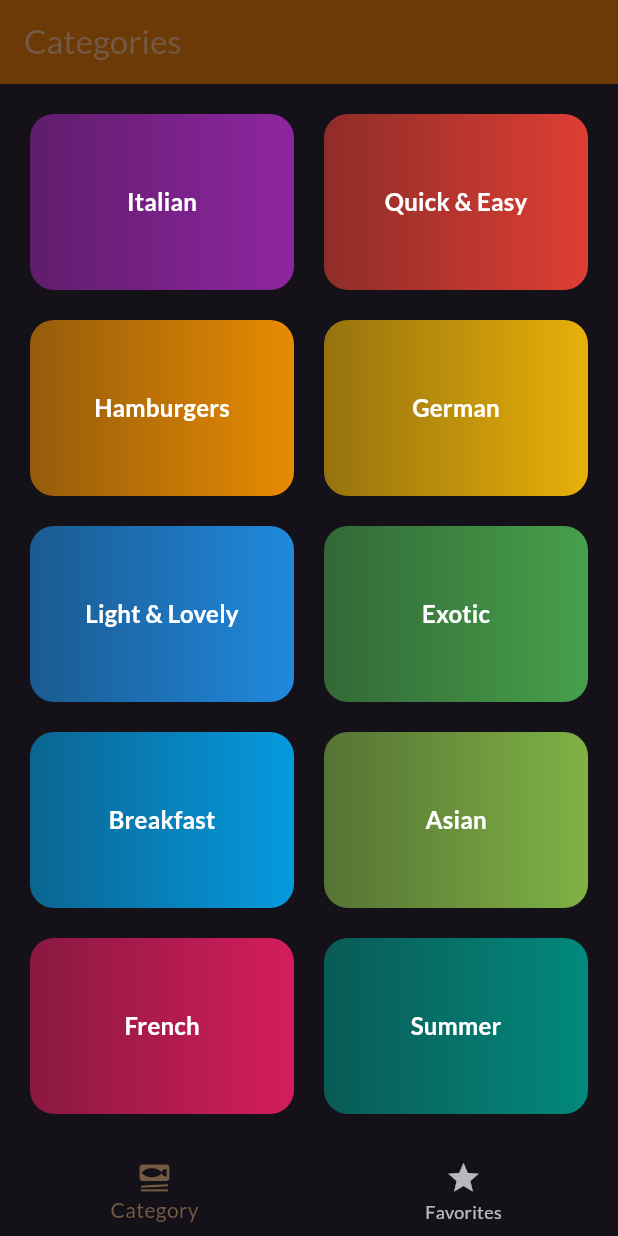
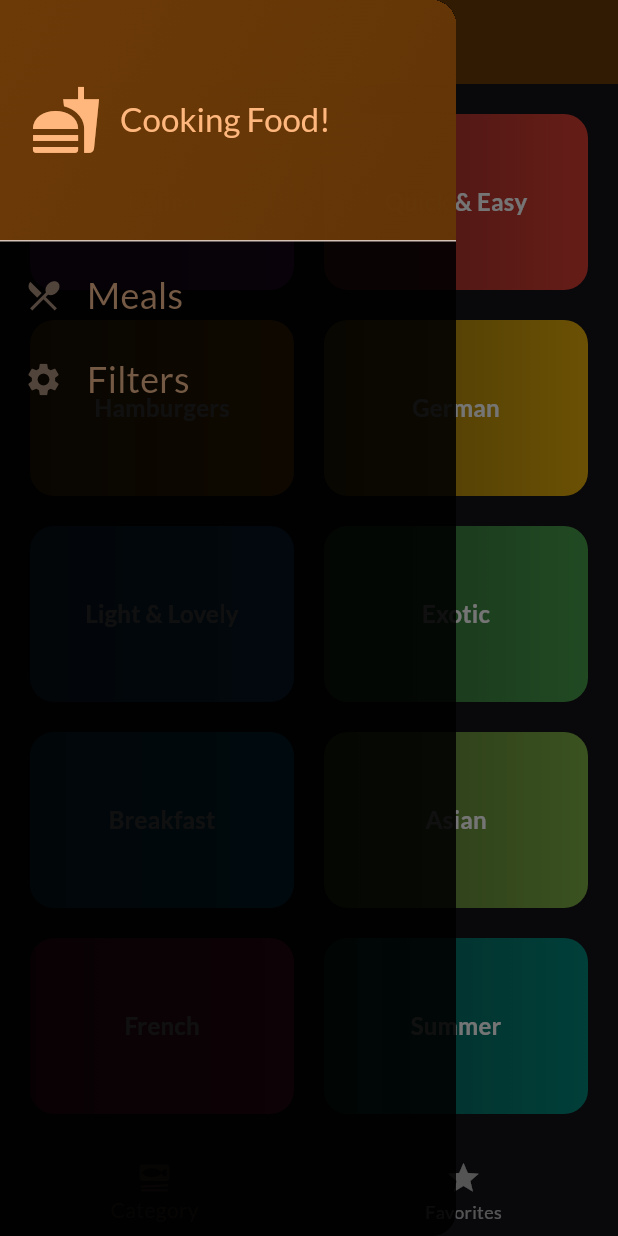
Before and after one commit to sayan-k-d/meals_app, a Flutter app: the screen it shows after launch, with the side drawer open (before the commit the screen has no drawer), on a phone screen of 412 x 824 dp. Run offline on Flutter 3.47's test engine with Material 3 defaults, Android fonts, the phone set to English and light mode, and no system bars; our stand-ins replace flutter_riverpod, google_fonts, transparent_image.

Commit message:
complete meals app

```diff
--- /dev/null
+++ b/lib/providers/favorites_provider.dart
@@ -0,0 +1,24 @@
+import 'package:flutter_riverpod/flutter_riverpod.dart';
+import 'package:meals_app/models/meal.dart';
+
+class FavoriteMealsNotifier extends StateNotifier<List<Meal>> {
+  FavoriteMealsNotifier() : super([]);
+
+  bool toggleFavoriteMealsStatus(Meal meal) {
+    bool isMealExist = state.contains(meal);
+    if (isMealExist) {
+      state = state.where((m) => m.id != meal.id).toList();
+      return false;
+    } else {
+      state = [...state, meal];
+      return true;
+    }
+  }
+}
+
+final favoriteMealsProvider =
+    StateNotifierProvider<FavoriteMealsNotifier, List<Meal>>(
+  (ref) {
+    return FavoriteMealsNotifier();
+  },
+);
--- /dev/null
+++ b/lib/providers/filters_provider.dart
@@ -0,0 +1,34 @@
+import 'package:flutter_riverpod/flutter_riverpod.dart';
+
+enum Filters {
+  glutenFree,
+  lactoseFree,
+  vegetarian,
+  vegan,
+}
+
+class FiltersNotifier extends StateNotifier<Map<Filters, bool>> {
+  FiltersNotifier()
+      : super({
+          Filters.glutenFree: false,
+          Filters.lactoseFree: false,
+          Filters.vegetarian: false,
+          Filters.vegan: false,
+        });
+
+  void setFilters(Map<Filters, bool> filters) {
+    state = filters;
+  }
+
+  void setFilter(Filters filter, bool isActive) {
+    state = {
+      ...state,
+      filter: isActive,
+    };
+  }
+}
+
+final filtersProvider =
+    StateNotifierProvider<FiltersNotifier, Map<Filters, bool>>(
+  (ref) => FiltersNotifier(),
+);
--- /dev/null
+++ b/lib/providers/meals_provider.dart
@@ -0,0 +1,8 @@
+import 'package:flutter_riverpod/flutter_riverpod.dart';
+import 'package:meals_app/data/category_data.dart';
+
+final mealsProvider = Provider(
+  (ref) {
+    return dummyMeals;
+  },
+);
--- a/lib/screens/categories.dart
+++ b/lib/screens/categories.dart
@@ -5,19 +5,25 @@ import 'package:meals_app/screens/meals.dart';
 import 'package:meals_app/widgets/category_items.dart';
 
 class CategoriesScreen extends StatelessWidget {
-  const CategoriesScreen({super.key, required this.onSetFavoriteMeal});
-  final void Function(Meal meal) onSetFavoriteMeal;
+  const CategoriesScreen({
+    super.key,
+    // required this.onSetFavoriteMeal,
+    required this.availableFilteredMeals,
+  });
+  // final void Function(Meal meal) onSetFavoriteMeal;
+  final List<Meal> availableFilteredMeals;
 
   void _selectedCategory(BuildContext context, String id, String title) {
-    final filteredCategory =
-        dummyMeals.where((meal) => meal.categories.contains(id)).toList();
+    final filteredCategory = availableFilteredMeals
+        .where((meal) => meal.categories.contains(id))
+        .toList();
     Navigator.push(
       context,
       MaterialPageRoute(
         builder: (ctx) => MealsScreen(
           title: title,
           meals: filteredCategory,
-          onSetFavoriteMeal: onSetFavoriteMeal,
+          // onSetFavoriteMeal: onSetFavoriteMeal,
         ),
       ),
     );
--- /dev/null
+++ b/lib/screens/filters.dart
@@ -0,0 +1,115 @@
+import 'package:flutter/material.dart';
+import 'package:flutter_riverpod/flutter_riverpod.dart';
+import 'package:meals_app/providers/filters_provider.dart';
+import 'package:meals_app/widgets/filter_items.dart';
+
+// enum Filters {
+//   glutenFree,
+//   lactoseFree,
+//   vegetarian,
+//   vegan,
+// }
+
+class FiltersScreen extends ConsumerStatefulWidget {
+  const FiltersScreen({super.key});
+  @override
+  ConsumerState<FiltersScreen> createState() => _FiltersScreenState();
+}
+
+class _FiltersScreenState extends ConsumerState<FiltersScreen> {
+  bool _glutenFilter = false;
+  bool _lactoseFilter = false;
+  bool _vegetarianFilter = false;
+  bool _veganFilter = false;
+
+  @override
+  void initState() {
+    super.initState();
+    final activeFilters = ref.read(filtersProvider);
+    _glutenFilter = activeFilters[Filters.glutenFree]!;
+    _lactoseFilter = activeFilters[Filters.lactoseFree]!;
+    _vegetarianFilter = activeFilters[Filters.vegetarian]!;
+    _veganFilter = activeFilters[Filters.vegan]!;
+  }
+
+  void _onFilterChecked(bool value, String filterIdentifier) {
+    if (filterIdentifier == 'glutenFree') {
+      setState(() {
+        _glutenFilter = value;
+      });
+    } else if (filterIdentifier == 'lactoseFree') {
+      setState(() {
+        _lactoseFilter = value;
+      });
+    } else if (filterIdentifier == 'vegetarian') {
+      setState(() {
+        _vegetarianFilter = value;
+      });
+    } else {
+      setState(() {
+        _veganFilter = value;
+      });
+    }
+  }
+
+  @override
+  Widget build(BuildContext context) {
+    return Scaffold(
+      appBar: AppBar(
+        title: Text("Filters"),
+        backgroundColor: Theme.of(context).colorScheme.onPrimaryContainer,
+        foregroundColor: Theme.of(context).colorScheme.secondary,
+      ),
+      body: PopScope(
+        canPop: true,
+        onPopInvokedWithResult: (bool didPop, dynamic result) {
+          if (didPop) return;
+          ref.read(filtersProvider.notifier).setFilters({
+            Filters.glutenFree: _glutenFilter,
+            Filters.lactoseFree: _lactoseFilter,
+            Filters.vegetarian: _vegetarianFilter,
+            Filters.vegan: _veganFilter,
+          });
+          // Navigator.of(context).pop({
+          //   Filters.glutenFree: _glutenFilter,
+          //   Filters.lactoseFree: _lactoseFilter,
+          //   Filters.vegetarian: _vegetarianFilter,
+          //   Filters.vegan: _veganFilter,
+          // });
+        },
+        child: Column(
+          children: [
+            FilterItems(
+              // onCheckedFilter: _onFilterChecked,
+              title: 'Gluten-free',
+              subTitle: "Only include gluten-free meals.",
+              filterIdentifier: Filters.glutenFree,
+              isFilterChecked: _glutenFilter,
+            ),
+            FilterItems(
+              // onCheckedFilter: _onFilterChecked,
+              title: 'Lactose-free',
+              subTitle: "Only include lactose-free meals.",
+              filterIdentifier: Filters.lactoseFree,
+              isFilterChecked: _lactoseFilter,
+            ),
+            FilterItems(
+              // onCheckedFilter: _onFilterChecked,
+              title: 'Vegetarian',
+              subTitle: "Only include vegetarian meals.",
+              filterIdentifier: Filters.vegetarian,
+              isFilterChecked: _vegetarianFilter,
+            ),
+            FilterItems(
+              // onCheckedFilter: _onFilterChecked,
+              title: 'Vegan',
+              subTitle: "Only include vegan meals.",
+              filterIdentifier: Filters.vegan,
+              isFilterChecked: _veganFilter,
+            ),
+          ],
+        ),
+      ),
+    );
+  }
+}
--- a/lib/screens/tabs.dart
+++ b/lib/screens/tabs.dart
@@ -1,47 +1,109 @@
 import 'package:flutter/material.dart';
-import 'package:meals_app/models/meal.dart';
+import 'package:meals_app/providers/meals_provider.dart';
+import 'package:meals_app/providers/favorites_provider.dart';
 import 'package:meals_app/screens/categories.dart';
+import 'package:meals_app/screens/filters.dart';
 import 'package:meals_app/screens/meals.dart';
+import 'package:meals_app/widgets/main_drawer.dart';
+import 'package:flutter_riverpod/flutter_riverpod.dart';
+import 'package:meals_app/providers/filters_provider.dart';
 
-class TabsScreen extends StatefulWidget {
+const kDefaultFilters = {
+  Filters.glutenFree: false,
+  Filters.lactoseFree: false,
+  Filters.vegetarian: false,
+  Filters.vegan: false,
+};
+
+class TabsScreen extends ConsumerStatefulWidget {
   const TabsScreen({super.key});
   @override
-  State<TabsScreen> createState() {
+  ConsumerState<TabsScreen> createState() {
     return _TabsScreenState();
   }
 }
 
-class _TabsScreenState extends State<TabsScreen> {
+class _TabsScreenState extends ConsumerState<TabsScreen> {
   int _selectedTab = 0;
-  final List<Meal> _favoriteMeals = [];
+  // final List<Meal> _favoriteMeals = [];
+  // Map<Filters, bool> _filters = kDefaultFilters;
+
   void _onTabChanged(int index) {
     setState(() {
       _selectedTab = index;
     });
   }
 
-  void setFavoriteMeal(Meal meal) {
-    if (_favoriteMeals.contains(meal)) {
-      setState(() {
-        _favoriteMeals.remove(meal);
-      });
-    } else {
-      setState(() {
-        _favoriteMeals.add(meal);
-      });
+  // void _displaySnackBar(String msg) {
+  //   ScaffoldMessenger.of(context).clearSnackBars();
+  //   ScaffoldMessenger.of(context).showSnackBar(
+  //     SnackBar(
+  //       content: Text(msg),
+  //     ),
+  //   );
+  // }
+
+  // void setFavoriteMeal(Meal meal) {
+  //   if (_favoriteMeals.contains(meal)) {
+  //     setState(() {
+  //       _favoriteMeals.remove(meal);
+  //       _displaySnackBar("Meal Is No Longer Favorite!");
+  //     });
+  //   } else {
+  //     setState(() {
+  //       _favoriteMeals.add(meal);
+  //       _displaySnackBar("Meal Is Marked as Favorite!");
+  //     });
+  //   }
+  // }
+
+  void _onSelectScreen(String identifier) async {
+    Navigator.pop(context);
+    if (identifier == 'filters') {
+      await Navigator.push<Map<Filters, bool>>(
+        context,
+        MaterialPageRoute(
+          builder: (ctx) => FiltersScreen(
+              // filters: _filters,
+              ),
+        ),
+      );
+      // setState(() {
+      //   _filters = filtersMap ?? kDefaultFilters;
+      // });
     }
   }
 
   @override
   Widget build(BuildContext context) {
+    final meals = ref.watch(mealsProvider);
+    final favoriteMeals = ref.watch(favoriteMealsProvider);
+    final filters = ref.watch(filtersProvider);
+    final availableFIlteredMeals = meals.where((meal) {
+      if (filters[Filters.glutenFree]! && !meal.isGlutenFree) {
+        return false;
+      }
+      if (filters[Filters.lactoseFree]! && !meal.isLactoseFree) {
+        return false;
+      }
+      if (filters[Filters.vegetarian]! && !meal.isVegetarian) {
+        return false;
+      }
+      if (filters[Filters.vegan]! && !meal.isVegan) {
+        return false;
+      }
+      return true;
+    }).toList();
+
     Widget content = CategoriesScreen(
-      onSetFavoriteMeal: setFavoriteMeal,
+      // onSetFavoriteMeal: setFavoriteMeal,
+      availableFilteredMeals: availableFIlteredMeals,
     );
     String title = "Categories";
     if (_selectedTab == 1) {
       content = MealsScreen(
-        meals: _favoriteMeals,
-        onSetFavoriteMeal: setFavoriteMeal,
+        meals: favoriteMeals,
+        // onSetFavoriteMeal: setFavoriteMeal,
       );
       title = "Favorites";
     }
@@ -50,6 +112,9 @@ class _TabsScreenState extends State<TabsScreen> {
         title: Text(title),
         backgroundColor: Theme.of(context).colorScheme.onPrimaryContainer,
         foregroundColor: Theme.of(context).colorScheme.secondary,
+      ),
+      drawer: MainDrawer(
+        onTapMenu: _onSelectScreen,
       ),
       body: content,
       bottomNavigationBar: BottomNavigationBar(
--- /dev/null
+++ b/lib/widgets/main_drawer.dart
@@ -0,0 +1,83 @@
+import 'package:flutter/material.dart';
+
+class MainDrawer extends StatelessWidget {
+  const MainDrawer({super.key, required this.onTapMenu});
+
+  final void Function(String identifier) onTapMenu;
+  @override
+  Widget build(BuildContext context) {
+    return Drawer(
+      backgroundColor: Colors.black87,
+      child: Column(
+        children: [
+          DrawerHeader(
+            padding: const EdgeInsets.all(20),
+            decoration: BoxDecoration(
+              gradient: LinearGradient(
+                colors: [
+                  Theme.of(context).colorScheme.onPrimaryContainer,
+                  Theme.of(context)
+                      .colorScheme
+                      .onPrimaryContainer
+                      .withValues(alpha: 0.9),
+                ],
+                begin: Alignment.topLeft,
+                end: Alignment.bottomRight,
+              ),
+            ),
+            child: Row(
+              children: [
+                Icon(
+                  Icons.fastfood,
+                  size: 48,
+                  color: Theme.of(context).colorScheme.inversePrimary,
+                ),
+                SizedBox(
+                  width: 12,
+                ),
+                Text(
+                  "Cooking Food!",
+                  style: Theme.of(context).textTheme.titleLarge!.copyWith(
+                        color: Theme.of(context).colorScheme.inversePrimary,
+                      ),
+                ),
+              ],
+            ),
+          ),
+          ListTile(
+            leading: Icon(
+              Icons.restaurant_menu,
+              size: 26,
+            ),
+            title: Text(
+              "Meals",
+              style: Theme.of(context).textTheme.titleMedium!.copyWith(
+                    color: Theme.of(context).colorScheme.secondary,
+                    fontSize: 24,
+                  ),
+            ),
+            onTap: () {
+              onTapMenu("meals");
+            },
+          ),
+          ListTile(
+            leading: Icon(
+              Icons.settings,
+              size: 26,
+            ),
+            title: Text(
+              "Filters",
+              style: Theme.of(context).textTheme.titleMedium!.copyWith(
+                    color: Theme.of(context).colorScheme.secondary,
+                    fontSize: 24,
+                  ),
+            ),
+            onTap: () {
+              onTapMenu("filters");
+            },
+          ),
+        ],
+      ),
+    );
+  }
+}
--- a/lib/widgets/meal_items.dart
+++ b/lib/widgets/meal_items.dart
@@ -63,21 +63,21 @@ class MealItems extends StatelessWidget {
                           metaData: '${meal.duration} min',
                         ),
                         SizedBox(
-                          width: 12,
+                          width: 10,
                         ),
                         MealItemTrait(
                           icon: Icons.work,
                           metaData: _formatComplexity(meal.complexity),
                         ),
                         SizedBox(
-                          width: 12,
+                          width: 10,
                         ),
                         MealItemTrait(
                           icon: Icons.schedule,
                           metaData: _formatAffordability(meal.affordability),
                         ),
                         SizedBox(
-                          width: 12,
+                          width: 10,
                         ),
                       ],
                     )
--- a/pubspec.yaml
+++ b/pubspec.yaml
@@ -37,6 +37,7 @@ dependencies:
   google_fonts: ^6.2.1
   image_fade: ^0.6.2
   transparent_image: ^2.0.1
+  flutter_riverpod: ^2.6.1
 
 dev_dependencies:
   flutter_test:
```
Also changed, not shown: lib/main.dart (+6 -1 lines), lib/screens/meals.dart (+8 -7 lines), lib/screens/meals_details.dart (+23 -6 lines), lib/widgets/filter_items.dart (added, +44 -0 lines), pubspec.lock, 1 other file.
